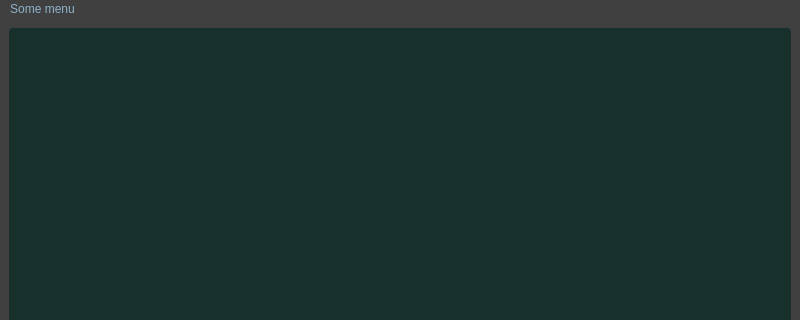
This is mainwindow.ui in leo-gerv/ocaml-shell as Qt 5 draws it before an edit; both pictures show x 0 to 800 and y 0 to 320 of the 800 by 600 pixel window. The edited form follows.
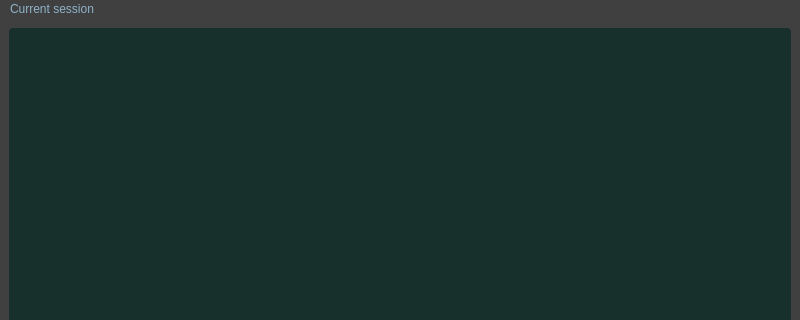
This is the edited form. Custom widgets are drawn as their Qt base class.

Commit message: Enhancement: can now save expressions to a file

Patch:
```diff
--- a/mainwindow.ui
+++ b/mainwindow.ui
@@ -54,7 +54,7 @@
    </property>
    <widget class="QMenu" name="menuSome_menu">
     <property name="title">
-     <string>Some menu</string>
+     <string>Current session</string>
     </property>
    </widget>
    <addaction name="menuSome_menu"/>
```
Left out of the diff: 9 changed lines with no effect on the pictures. The commit also changes 2 other files.
